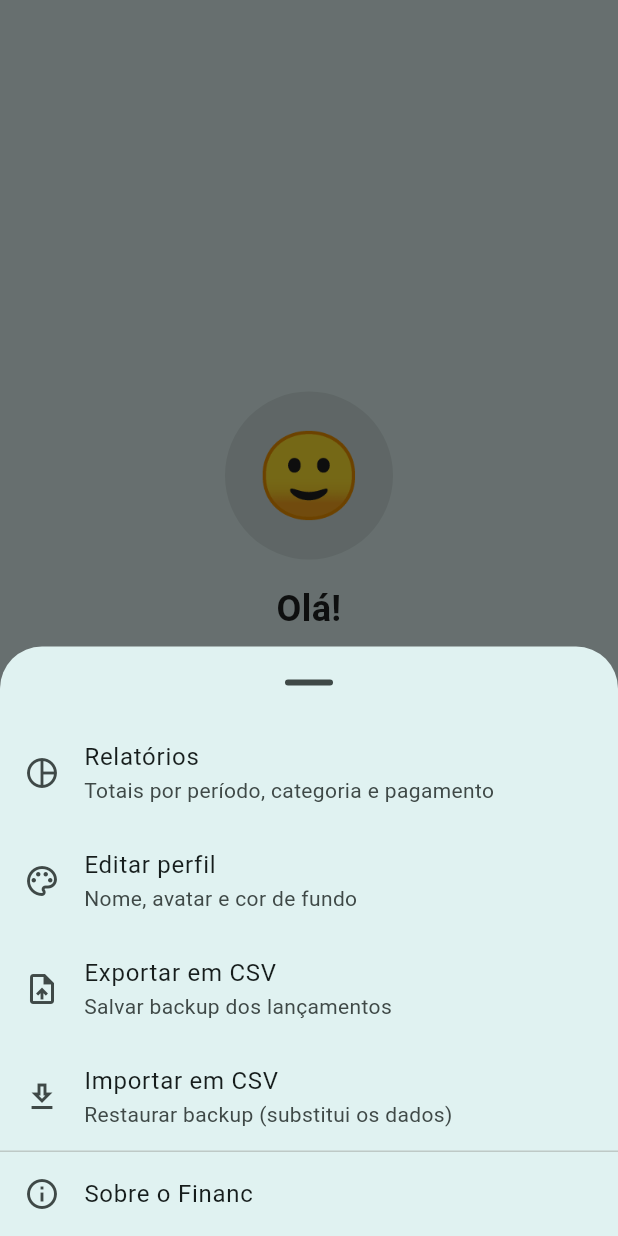
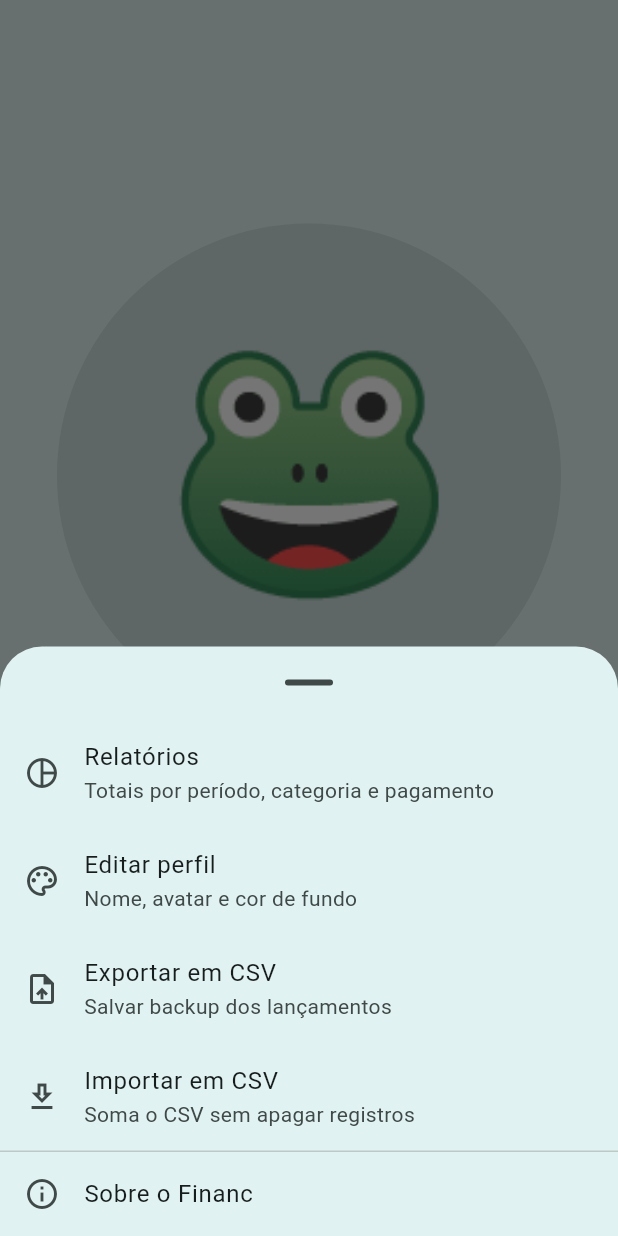
Before and after one commit to thiagonebuloni/mango-app, a Flutter app: the LandingScreen screen opened directly, after a tap on "Menu", on a phone screen of 412 x 824 dp. Run offline on Flutter 3.47's test engine with Material 3 defaults, Android fonts, the phone set to English and light mode, and no system bars; our stand-ins replace file_picker, fl_chart, flutter_riverpod, image_picker, share_plus, sqflite; accounts and stored records are empty.

Commit message:
feat: avatar 3x na tela inicial e importacao CSV agrega sem apagar registros

```diff
--- a/lib/db/db.dart
+++ b/lib/db/db.dart
@@ -191,11 +191,6 @@ class DBHelper {
     );
   }
 
-  /// Apaga todos os lançamentos (usado antes de restaurar um backup CSV).
-  Future<void> clearExpenses() async {
-    await db.delete('expenses');
-  }
-
   /// Insere vários lançamentos em lote (importação de backup CSV).
   Future<void> insertExpensesBatch(List<Expense> expenses) async {
     final batch = db.batch();
--- a/lib/models/models.dart
+++ b/lib/models/models.dart
@@ -115,6 +115,21 @@ class Expense {
   /// Atalho de leitura: receitas somam, despesas subtraem.
   bool get isReceita => tipo == EntryKind.receita;
 
+  /// Chave de duplicidade usada na importação de backup CSV: dois
+  /// lançamentos com a mesma chave são o mesmo registro (independente do
+  /// id gerado pelo banco). Todos os campos persistidos no CSV participam,
+  /// e a data entra em milissegundos para sobreviver ao export/import.
+  String get chaveUnica => [
+        tipo.name,
+        valorCentavos,
+        dataHora.millisecondsSinceEpoch,
+        categoria.name,
+        forma.name,
+        descricao,
+        estabelecimento,
+        origem.name,
+      ].join('|');
+
   Expense copyWith({
     int? id,
     int? valorCentavos,
@@ -229,7 +244,7 @@ class UserProfile {
   });
 
   /// Valores usados quando o usuário ainda não escolheu nada.
-  static const String avatarPadrao = '🙂';
+  static const String avatarPadrao = '🐸';
   static const int corFundoPadrao = 0xFFE0F2F1;
 
   UserProfile copyWith({String? nome, String? avatar, int? corFundo}) =>
--- a/lib/screens/landing_screen.dart
+++ b/lib/screens/landing_screen.dart
@@ -40,11 +40,11 @@ class LandingScreen extends ConsumerWidget {
               mainAxisSize: MainAxisSize.min,
               children: [
                 CircleAvatar(
-                  radius: 56,
+                  radius: 168, // 3x o tamanho original (56)
                   backgroundColor: onCor.withValues(alpha: 0.08),
                   child: Text(
                     perfil?.avatar ?? UserProfile.avatarPadrao,
-                    style: const TextStyle(fontSize: 56),
+                    style: const TextStyle(fontSize: 168),
                   ),
                 ),
                 const SizedBox(height: 16),
@@ -140,7 +140,7 @@ class LandingScreen extends ConsumerWidget {
               ListTile(
                 leading: const Icon(Icons.download_outlined),
                 title: const Text('Importar em CSV'),
-                subtitle: const Text('Restaurar backup (substitui os dados)'),
+                subtitle: const Text('Soma o CSV sem apagar registros'),
                 onTap: () {
                   Navigator.pop(sheetContext);
                   _importarCsv(context, ref);
@@ -186,7 +186,7 @@ class LandingScreen extends ConsumerWidget {
     }
   }
 
-  /// Escolhe um CSV, mostra o resumo e substitui os lançamentos atuais.
+  /// Escolhe um CSV e agrega os lançamentos ao app, sem apagar nada.
   Future<void> _importarCsv(BuildContext context, WidgetRef ref) async {
     final messenger = ScaffoldMessenger.of(context);
     List<PlatformFile> files;
@@ -227,8 +227,9 @@ class LandingScreen extends ConsumerWidget {
       builder: (dialogContext) => AlertDialog(
         title: const Text('Importar backup?'),
         content: Text(
-          'Isto substitui os lançamentos atuais pelos '
-          '${result.expenses.length} do arquivo CSV.',
+          'Os ${result.expenses.length} lançamento(s) do CSV serão somados '
+          'aos já existentes. Duplicatas são ignoradas e nenhum registro '
+          'do aparelho é apagado.',
         ),
         actions: [
           TextButton(
@@ -243,14 +244,17 @@ class LandingScreen extends ConsumerWidget {
       ),
     );
     if (confirmado != true) return;
-    await ref.read(expensesProvider.notifier).restoreAll(result.expenses);
+    final adicionados =
+        await ref.read(expensesProvider.notifier).mergeAll(result.expenses);
+    final duplicados = result.expenses.length - adicionados;
     final ignoradas = result.skipped > 0
-        ? ' (${result.skipped} linha(s) ignorada(s))'
+        ? ' ${result.skipped} linha(s) inválida(s) ignorada(s).'
         : '';
     messenger.showSnackBar(
       SnackBar(
         content: Text(
-          'Backup importado: ${result.expenses.length} lançamento(s)$ignoradas',
+          'Importação concluída: $adicionados lançamento(s) novo(s), '
+          '$duplicados duplicado(s) ignorado(s).$ignoradas',
         ),
       ),
     );
```
Also changed, not shown: lib/state/providers.dart (+16 -5 lines), 1 other file.
